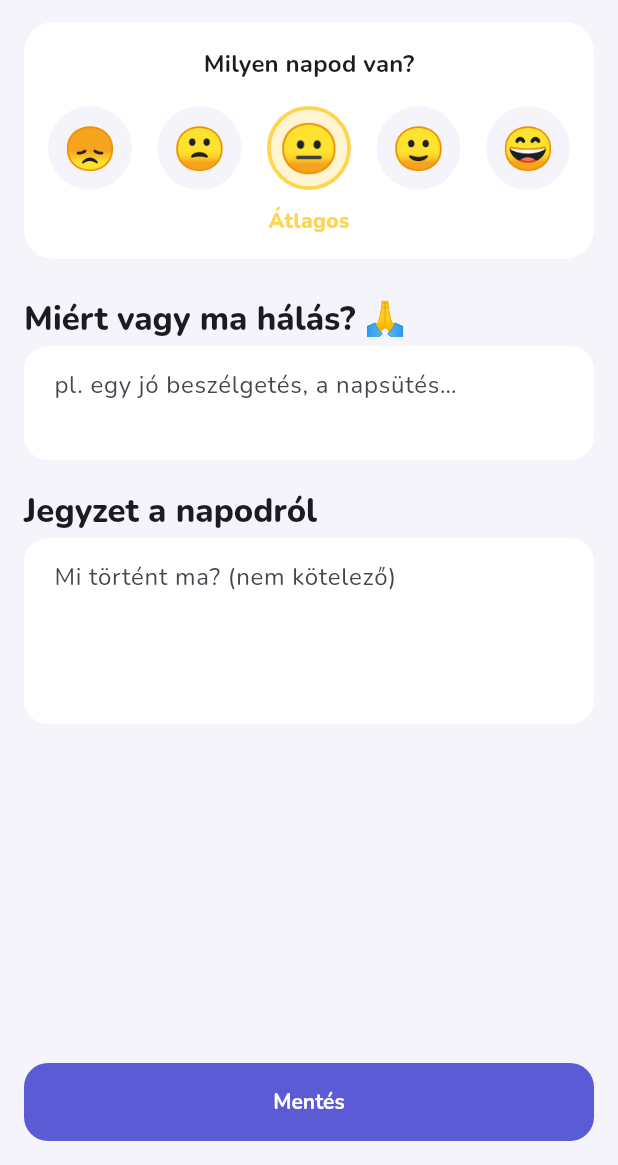
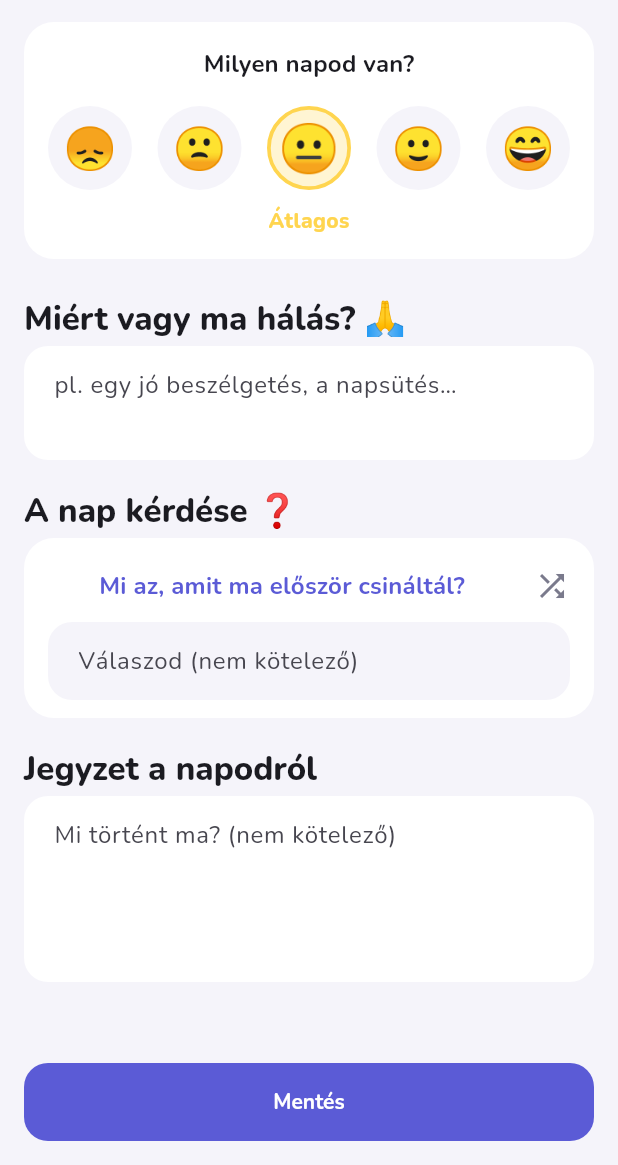
Before and after one commit to mikii561/eletrend, a Flutter app: the screen it shows after launch, scrolled down 176 dp, after a tap on "Miért vagy ma hálás?", on a phone screen of 412 x 824 dp, the part 71-1236 px from its top. Run offline on Flutter 3.47's test engine with Material 3 defaults, Android fonts, the phone set to English and light mode, and no system bars; our stand-ins replace flutter_local_notifications, flutter_map, flutter_timezone, google_fonts, latlong2, shared_preferences and 1 more.

Commit message:
Napi kérdés a naplóban (cserélhető)
Co-Authored-By: Claude Opus 5.5 <noreply@anthropic.com>

```diff
--- a/lib/models.dart
+++ b/lib/models.dart
@@ -94,6 +94,8 @@ class JournalEntry {
     required this.mood,
     this.gratitude = '',
     this.note = '',
+    this.question = '',
+    this.answer = '',
   });
 
   final String id;
@@ -104,12 +106,18 @@ class JournalEntry {
   String gratitude;
   String note;
 
+  /// A napi kérdés és a rá adott válasz (üres, ha nem válaszolt).
+  String question;
+  String answer;
+
   Map<String, dynamic> toJson() => {
         'id': id,
         'date': date.toIso8601String(),
         'mood': mood,
         'gratitude': gratitude,
         'note': note,
+        'question': question,
+        'answer': answer,
       };
 
   factory JournalEntry.fromJson(Map<String, dynamic> j) => JournalEntry(
@@ -118,6 +126,8 @@ class JournalEntry {
         mood: j['mood'] as int,
         gratitude: j['gratitude'] as String? ?? '',
         note: j['note'] as String? ?? '',
+        question: j['question'] as String? ?? '',
+        answer: j['answer'] as String? ?? '',
       );
 }
 
--- a/lib/screens/journal_screen.dart
+++ b/lib/screens/journal_screen.dart
@@ -2,6 +2,7 @@ import 'package:flutter/material.dart';
 import 'package:intl/intl.dart';
 
 import '../models.dart';
+import '../questions.dart';
 import '../store.dart';
 import '../theme.dart';
 import '../widgets/common.dart';
@@ -95,6 +96,11 @@ class _EntryCard extends StatelessWidget {
                         const SizedBox(height: 8),
                         Text('🙏 ${j.gratitude}', style: const TextStyle(fontWeight: FontWeight.w600)),
                       ],
+                      if (j.answer.isNotEmpty) ...[
+                        const SizedBox(height: 6),
+                        Text(j.question, style: const TextStyle(color: AppColors.primary, fontWeight: FontWeight.w700, fontSize: 13)),
+                        Text(j.answer),
+                      ],
                       if (j.note.isNotEmpty) ...[
                         const SizedBox(height: 4),
                         Text(j.note, maxLines: 3, overflow: TextOverflow.ellipsis, style: const TextStyle(color: AppColors.textMuted)),
@@ -182,15 +188,20 @@ class _JournalEditorState extends State<JournalEditor> {
   late int _mood = widget.existing?.mood ?? 3;
   late final _gratitude = TextEditingController(text: widget.existing?.gratitude);
   late final _note = TextEditingController(text: widget.existing?.note);
+  late String _question =
+      widget.existing?.question.isNotEmpty == true ? widget.existing!.question : questionFor(widget.date);
+  late final _answer = TextEditingController(text: widget.existing?.answer);
 
   void _save() {
-    StoreScope.of(context).saveEntry(JournalEntry(
-      id: widget.existing?.id ?? newId(),
-      date: widget.date,
-      mood: _mood,
-      gratitude: _gratitude.text.trim(),
-      note: _note.text.trim(),
-    ));
+    final answer = _answer.text.trim();
+    StoreScope.of(context).saveEntry(
+      (widget.existing ?? JournalEntry(id: newId(), date: widget.date, mood: _mood))
+        ..mood = _mood
+        ..gratitude = _gratitude.text.trim()
+        ..note = _note.text.trim()
+        ..question = answer.isEmpty ? '' : _question
+        ..answer = answer,
+    );
     Navigator.pop(context);
   }
 
@@ -198,6 +209,7 @@ class _JournalEditorState extends State<JournalEditor> {
   void dispose() {
     _gratitude.dispose();
     _note.dispose();
+    _answer.dispose();
     super.dispose();
   }
 
@@ -256,6 +268,50 @@ class _JournalEditorState extends State<JournalEditor> {
             decoration: const InputDecoration(hintText: 'pl. egy jó beszélgetés, a napsütés…'),
             maxLines: 2,
           ),
+          const SectionTitle('A nap kérdése ❓'),
+          Card(
+            margin: EdgeInsets.zero,
+            child: Padding(
+              padding: const EdgeInsets.fromLTRB(16, 8, 4, 12),
+              child: Column(
+                crossAxisAlignment: CrossAxisAlignment.start,
+                children: [
+                  Row(
+                    children: [
+                      Expanded(
+                        child: AnimatedSwitcher(
+                          duration: const Duration(milliseconds: 200),
+                          child: Text(
+                            _question,
+                            key: ValueKey(_question),
+                            style: theme.textTheme.titleMedium?.copyWith(color: AppColors.primary),
+                          ),
+                        ),
+                      ),
+                      IconButton(
+                        tooltip: 'Másik kérdés',
+                        icon: const Icon(Icons.shuffle, color: AppColors.textMuted),
+                        onPressed: () => setState(() => _question = nextQuestion(_question)),
+                      ),
+                    ],
+                  ),
+                  Padding(
+                    padding: const EdgeInsets.only(right: 12),
+                    child: TextField(
+                      controller: _answer,
+                      textCapitalization: TextCapitalization.sentences,
+                      decoration: const InputDecoration(
+                        hintText: 'Válaszod (nem kötelező)',
+                        fillColor: AppColors.background,
+                      ),
+                      maxLines: 3,
+                      minLines: 1,
+                    ),
+                  ),
+                ],
+              ),
+            ),
+          ),
           const SectionTitle('Jegyzet a napodról'),
           TextField(
             controller: _note,
```
Also changed, not shown: lib/questions.dart (added, +47 -0 lines), lib/screens/today_screen.dart (+1 -7 lines), 1 other file.
